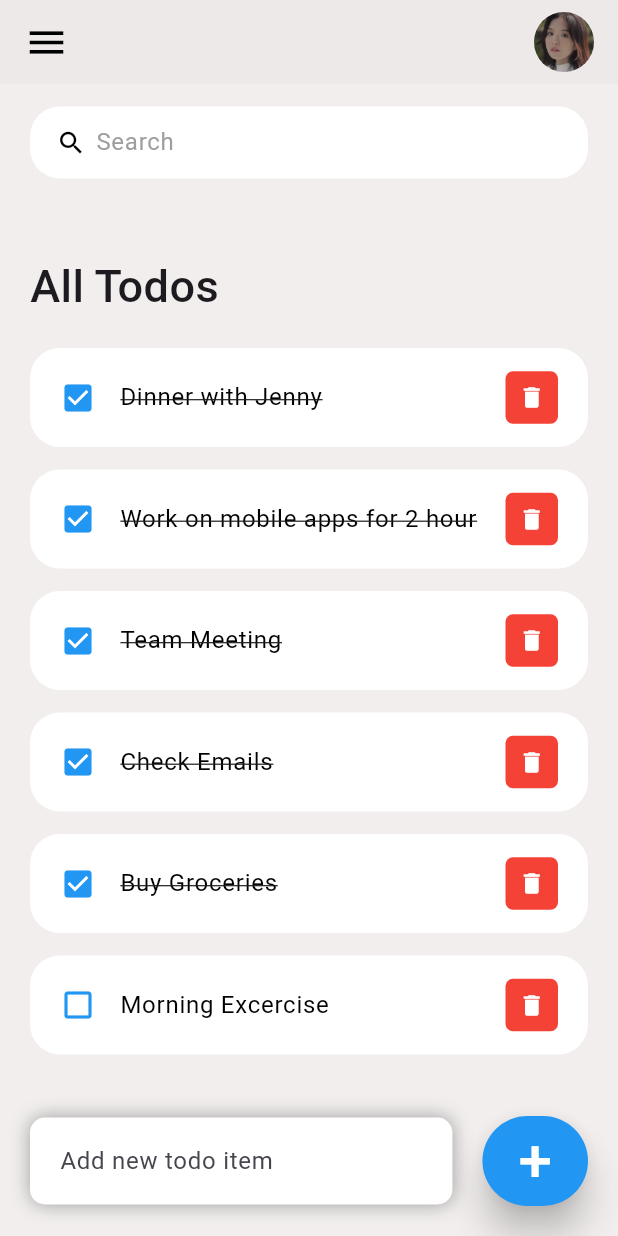
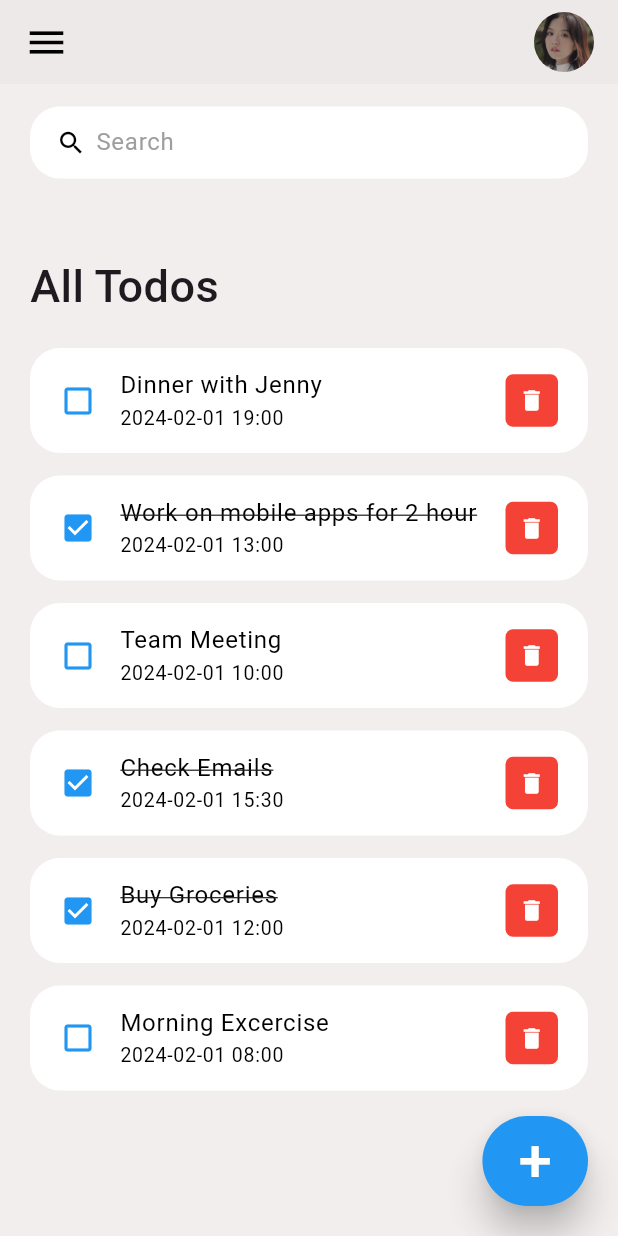
Before and after one commit to HQDuy47/todo-app, a Flutter app: the screen it shows after launch, on a phone screen of 412 x 824 dp. Run offline on Flutter 3.47's test engine with Material 3 defaults, Android fonts, the phone set to English and light mode, and no system bars.

Commit message:
add: modal addTodo

```diff
--- a/lib/models/todo.dart
+++ b/lib/models/todo.dart
@@ -1,22 +1,48 @@
 class ToDo {
   String? id;
   String? todoText;
+  DateTime? dateTime;
   bool isDone;
 
   ToDo({
     required this.id,
     required this.todoText,
+    required this.dateTime,
     this.isDone = false,
   });
 
   static List<ToDo> todoList() {
     return [
-      ToDo(id: '01', todoText: 'Morning Excercise', isDone: false),
-      ToDo(id: '02', todoText: 'Buy Groceries', isDone: true),
-      ToDo(id: '03', todoText: 'Check Emails', isDone: true),
-      ToDo(id: '04', todoText: 'Team Meeting', isDone: true),
-      ToDo(id: '05', todoText: 'Work on mobile apps for 2 hour', isDone: true),
-      ToDo(id: '06', todoText: 'Dinner with Jenny', isDone: true),
+      ToDo(
+          id: '01',
+          todoText: 'Morning Excercise',
+          dateTime: DateTime(2024, 2, 1, 8, 0),
+          isDone: false),
+      ToDo(
+          id: '02',
+          todoText: 'Buy Groceries',
+          dateTime: DateTime(2024, 2, 1, 12, 0),
+          isDone: true),
+      ToDo(
+          id: '03',
+          todoText: 'Check Emails',
+          dateTime: DateTime(2024, 2, 1, 15, 30),
+          isDone: true),
+      ToDo(
+          id: '04',
+          todoText: 'Team Meeting',
+          dateTime: DateTime(2024, 2, 1, 10, 0),
+          isDone: false),
+      ToDo(
+          id: '05',
+          todoText: 'Work on mobile apps for 2 hour',
+          dateTime: DateTime(2024, 2, 1, 13, 0),
+          isDone: true),
+      ToDo(
+          id: '06',
+          todoText: 'Dinner with Jenny',
+          dateTime: DateTime(2024, 2, 1, 19, 0),
+          isDone: false),
     ];
   }
 }
--- a/lib/screens/home.dart
+++ b/lib/screens/home.dart
@@ -4,9 +4,10 @@ import 'package:flutter/material.dart';
 import 'package:todo_app/constants/colors.dart';
 import 'package:todo_app/models/todo.dart';
 import 'package:todo_app/widgets/todo_item.dart';
+import 'package:intl/intl.dart';
 
 class Home extends StatefulWidget {
-  Home({Key? key}) : super(key: key);
+  const Home({Key? key}) : super(key: key);
 
   @override
   State<Home> createState() => _HomeState();
@@ -61,39 +62,41 @@ class _HomeState extends State<Home> {
           Align(
             alignment: Alignment.bottomCenter,
             child: Row(
+              mainAxisAlignment: MainAxisAlignment.end,
               children: [
-                Expanded(
-                  child: Container(
-                    margin: const EdgeInsets.only(
-                      bottom: 20,
-                      right: 20,
-                      left: 20,
-                    ),
-                    padding: const EdgeInsets.symmetric(
-                      horizontal: 20,
-                      vertical: 5,
-                    ),
-                    decoration: BoxDecoration(
-                      color: Colors.white,
-                      boxShadow: const [
-                        BoxShadow(
-                          color: Colors.grey,
-                          offset: Offset(0.0, 0.0),
-                          blurRadius: 10.0,
-                          spreadRadius: 0.0,
-                        ),
-                      ],
-                      borderRadius: BorderRadius.circular(10),
-                    ),
-                    child: TextField(
-                      controller: _todoController,
-                      decoration: const InputDecoration(
-                        hintText: "Add new todo item",
-                        border: InputBorder.none,
-                      ),
-                    ),
-                  ),
-                ),
+                // Expanded(
+                //   child: Container(
+                //     margin: const EdgeInsets.only(
+                //       bottom: 20,
+                //       right: 20,
+                //       left: 20,
+                //     ),
+                //     padding: const EdgeInsets.symmetric(
+                //       horizontal: 20,
+                //       vertical: 5,
+                //     ),
+                //     decoration: BoxDecoration(
+                //       color: Colors.white,
+                //       boxShadow: const [
+                //         BoxShadow(
+                //           color: Colors.grey,
+                //           offset: Offset(0.0, 0.0),
+                //           blurRadius: 10.0,
+                //           spreadRadius: 0.0,
+                //         ),
+                //       ],
+                //       borderRadius: BorderRadius.circular(10),
+                //     ),
+                //     child: TextField(
+                //       controller: _todoController,
+                //       decoration: const InputDecoration(
+                //         hintText: "Add new todo item",
+                //         border: InputBorder.none,
+                //       ),
+                //     ),
+                //   ),
+                // ),
+
                 Container(
                   margin: const EdgeInsets.only(
                     bottom: 20,
@@ -101,7 +104,8 @@ class _HomeState extends State<Home> {
                   ),
                   child: ElevatedButton(
                     onPressed: () {
-                      _addToDoItem(_todoController.text);
+                      // _addToDoItem(_todoController.text);
+                      _showAddTodoModal();
                     },
                     style: ElevatedButton.styleFrom(
                       backgroundColor: tdBlue,
@@ -138,17 +142,17 @@ class _HomeState extends State<Home> {
   }
 
   void _addToDoItem(String toDo) {
-    setState(
-      () {
-        todoList.add(
-          ToDo(
-            id: DateTime.now().microsecondsSinceEpoch.toString(),
-            todoText: toDo,
-          ),
-        );
-      },
-    );
-    _todoController.clear();
+    // setState(
+    //   () {
+    //     todoList.add(
+    //       ToDo(
+    //         id: DateTime.now().microsecondsSinceEpoch.toString(),
+    //         todoText: toDo,
+    //       ),
+    //     );
+    //   },
+    // );
+    // _todoController.clear();
   }
 
   void _runFilter(String enteredKeyword) {
@@ -166,6 +170,131 @@ class _HomeState extends State<Home> {
     setState(() {
       _foundToDo = results;
     });
+  }
+
+  void _showAddTodoModal() async {
+    DateTime? selectedDate = DateTime.now();
+    TimeOfDay? selectedTime = TimeOfDay.now();
+
+    showModalBottomSheet(
+      context: context,
+      builder: (BuildContext context) {
+        return Container(
+          height: MediaQuery.of(context).size.height *
+              0.6, // Increased height to accommodate date and time pickers
+          padding: const EdgeInsets.all(16),
+          child: Column(
+            children: [
+              const Text(
+                "Add Todo",
+                style: TextStyle(
+                  fontSize: 20,
+                  fontWeight: FontWeight.w500,
+                ),
+              ),
+              const SizedBox(height: 16),
+              TextField(
+                controller: _todoController,
+                decoration: const InputDecoration(
+                  hintText: "Enter your ToDo",
+                ),
+              ),
+              const SizedBox(height: 16),
+              Row(
+                children: [
+                  // Date Picker
+                  ElevatedButton(
+                    onPressed: () async {
+                      DateTime? pickedDate = await showDatePicker(
+                        context: context,
+                        initialDate: DateTime.now(),
+                        firstDate: DateTime.now(),
+                        lastDate: DateTime(2101),
+                      );
+
+                      if (pickedDate != null && pickedDate != selectedDate) {
+                        setState(() {
+                          selectedDate = pickedDate;
+                        });
+                      }
+                    },
+                    child: Row(
+                      children: [
+                        const Icon(Icons.calendar_month),
+                        const SizedBox(width: 8),
+                        // Check if selectedDate is not null before using it
+                        Text(
+                          selectedDate != null
+                              ? DateFormat('yyyy-MM-dd').format(selectedDate!)
+                              : "Pick Date",
+                        ),
+                      ],
+                    ),
+                  ),
+
+                  const SizedBox(width: 8),
+
+                  // Time Picker
+                  ElevatedButton(
+                    onPressed: () async {
+                      TimeOfDay? pickedTime = await showTimePicker(
+                        context: context,
+                        initialTime: TimeOfDay.now(),
+                      );
+
+                      if (pickedTime != null && pickedTime != selectedTime) {
+                        setState(() {
+                          selectedTime = pickedTime;
+                        });
+                      }
+                    },
+                    child: const Row(
+                      children: [
+                        Icon(Icons.access_alarm),
+                        SizedBox(
+                            width:
+                                8), // Add some spacing between the icon and text
+                        Text("Pick Time"),
+                      ],
+                    ),
+                  ),
+                ],
+              ),
+              const SizedBox(height: 40),
+              ElevatedButton(
+                onPressed: () {
+                  // Access selectedDate and selectedTime for your logic
+                  // selectedDate is a DateTime and selectedTime is a TimeOfDay
+                  // Combine them to get the complete date and time.
+
+                  // Example:
+                  // DateTime selectedDateTime = DateTime(
+                  //   selectedDate.year,
+                  //   selectedDate.month,
+                  //   selectedDate.day,
+                  //   selectedTime.hour,
+                  //   selectedTime.minute,
+                  // );
+
+                  // Add your logic to handle the addition of ToDo
+                  // _addToDoItem(_todoController.text, selectedDateTime);
+
+                  // Close the modal
+                  Navigator.pop(context);
+                },
+                style: ElevatedButton.styleFrom(
+                  backgroundColor: tdBlue,
+                  foregroundColor: Colors.white,
+                  minimumSize: const Size(60, 60),
+                  elevation: 10,
+                ),
+                child: const Text("Add ToDo"),
+              ),
+            ],
+          ),
+        );
+      },
+    );
   }
 
   Widget searchBox() {
--- a/lib/widgets/todo_item.dart
+++ b/lib/widgets/todo_item.dart
@@ -3,6 +3,7 @@
 import 'package:flutter/material.dart';
 import 'package:todo_app/constants/colors.dart';
 import 'package:todo_app/models/todo.dart';
+import 'package:intl/intl.dart';
 
 class ToDoItem extends StatelessWidget {
   final ToDo todo;
@@ -32,13 +33,25 @@ class ToDoItem extends StatelessWidget {
           todo.isDone ? Icons.check_box : Icons.check_box_outline_blank,
           color: tdBlue,
         ),
-        title: Text(
+        title: Column(
+          crossAxisAlignment: CrossAxisAlignment.start,
+          children: [
+            Text(
               todo.todoText!,
               style: TextStyle(
                 fontSize: 16,
                 color: tdBlack,
                 decoration: todo.isDone ? TextDecoration.lineThrough : null,
               ),
+            ),
+            Text(
+              DateFormat('yyyy-MM-dd HH:mm').format(todo.dateTime!),
+              style: const TextStyle(
+                fontSize: 13,
+                color: tdBlack,
+              ),
+            ),
+          ],
         ),
         trailing: Container(
             padding: const EdgeInsets.all(0),
--- a/pubspec.yaml
+++ b/pubspec.yaml
@@ -28,6 +28,7 @@ environment:
 # the latest version available on pub.dev. To see which dependencies have newer
 # versions available, run `flutter pub outdated`.
 dependencies:
+  intl: ^0.17.0
   flutter:
     sdk: flutter
   provider: ^5.0.0
```
Also changed, not shown: pubspec.lock. Lines whose indentation alone changed are shown as unchanged.
